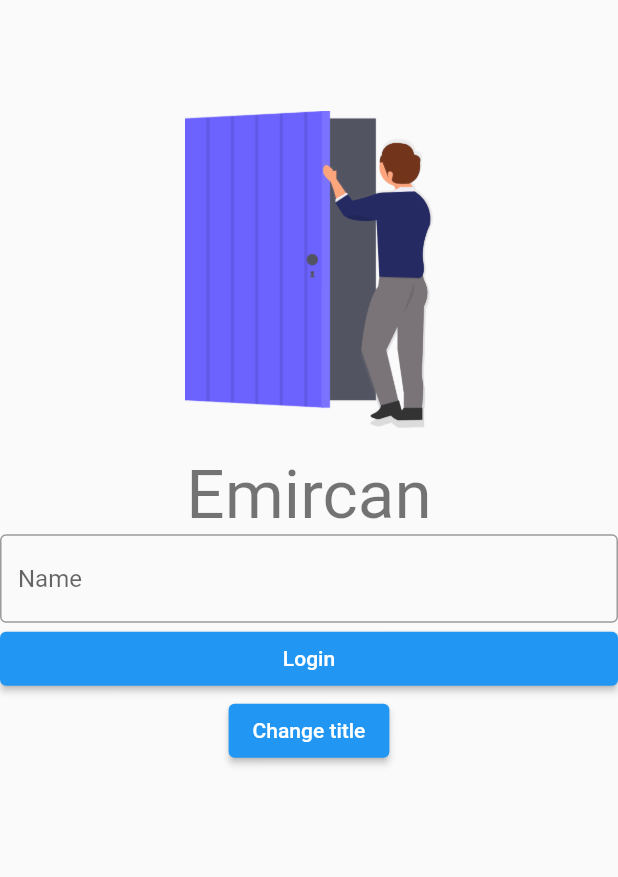
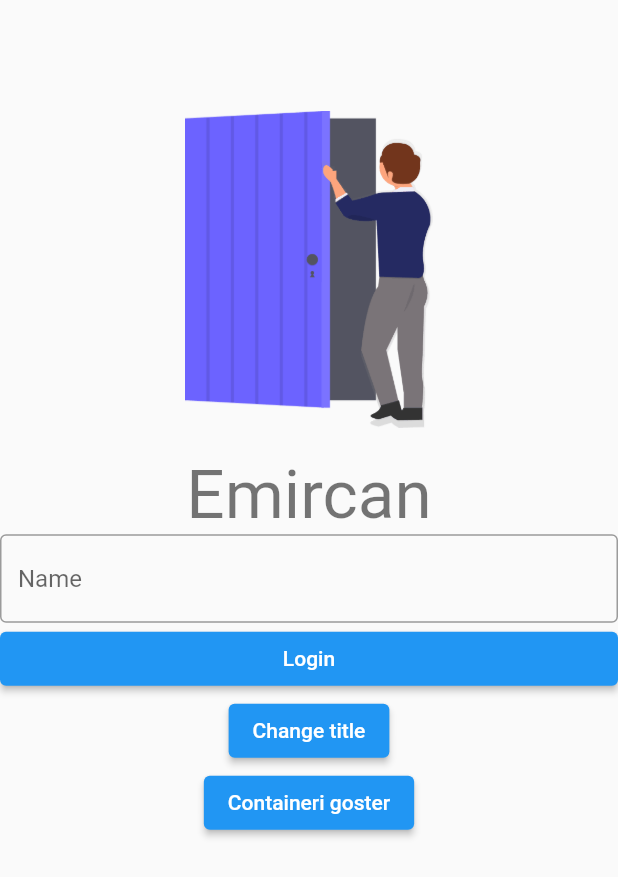
Before and after one commit to volkaankarakus/flutter_provider, a Flutter app: the screen it shows after launch, on a phone screen of 412 x 824 dp. Shown: the top 877 px of the screen. Run offline on Flutter 3.47's test engine with Material 2 defaults, Android fonts, the phone set to English and light mode, and no system bars.

Commit message:
extra provider example

```diff
--- a/flutter_provider/lib/main.dart
+++ b/flutter_provider/lib/main.dart
@@ -5,7 +5,7 @@ import 'package:flutter_provider/product/global/user_context.dart';
 import 'package:flutter_provider/view/login_view.dart';
 import 'package:provider/provider.dart';
 
-void main() => runApp(const MyApp());
+void main() => runApp(MyApp());
 
 class MyApp extends StatelessWidget {
   const MyApp({super.key});
--- a/flutter_provider/lib/view/login_view.dart
+++ b/flutter_provider/lib/view/login_view.dart
@@ -63,7 +63,26 @@ class _LoginViewState extends State<LoginView> {
                   onPressed: () {
                     context.read<ProductContext>().changeName('volkan');
                   },
-                  child: Text('Change title'))
+                  child: Text('Change title')),
+              ElevatedButton(
+                  onPressed: () {
+                    context.read<LoginViewModel>().changeClick();
+                  },
+                  child: Text('Containeri goster')),
+              Selector<LoginViewModel, bool>(
+                builder: (context, value, child) {
+                  return value
+                      ? Container(
+                          height: 30,
+                          width: 30,
+                          color: Colors.red,
+                        )
+                      : SizedBox.shrink();
+                },
+                selector: (context, provider) {
+                  return provider.isClickedButton;
+                },
+              ),
             ],
           ),
         );
--- a/flutter_provider/lib/view_model/login_view_model.dart
+++ b/flutter_provider/lib/view_model/login_view_model.dart
@@ -4,9 +4,15 @@ class LoginViewModel extends ChangeNotifier {
   String? _inputText;
 
   bool isLoading = false;
+  bool isClickedButton = false;
 
   void _changeLoading() {
     isLoading = !isLoading;
+    notifyListeners();
+  }
+
+  void changeClick() {
+    isClickedButton = !isClickedButton;
     notifyListeners();
   }
 
```
